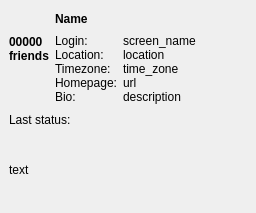
Old version of the form qtwitter-app/ui/userinfo.ui in the repository ayoy/qtwitter.
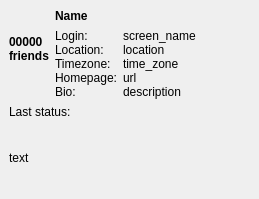
New version of the form. Icons and pictures are not drawn.

Patch:
```diff
--- a/qtwitter-app/ui/userinfo.ui
+++ b/qtwitter-app/ui/userinfo.ui
@@ -6,8 +6,8 @@
    <rect>
     <x>0</x>
     <y>0</y>
-    <width>256</width>
-    <height>213</height>
+    <width>259</width>
+    <height>199</height>
    </rect>
   </property>
   <property name="styleSheet">
@@ -32,11 +32,8 @@
       <enum>QFrame::Plain</enum>
      </property>
      <layout class="QVBoxLayout" name="verticalLayout_5">
-      <property name="spacing">
-       <number>-1</number>
-      </property>
       <item>
-       <layout class="QHBoxLayout" name="horizontalLayout_2" stretch="1,10">
+       <layout class="QHBoxLayout" name="horizontalLayout_3" stretch="1,10">
         <item>
          <layout class="QVBoxLayout" name="verticalLayout_3">
           <item>
@@ -94,6 +91,24 @@
            </layout>
           </item>
           <item>
+           <layout class="QHBoxLayout" name="horizontalLayout_2">
+            <property name="spacing">
+             <number>0</number>
+            </property>
+            <item>
+             <spacer name="horizontalSpacer_5">
+              <property name="orientation">
+               <enum>Qt::Horizontal</enum>
+              </property>
+              <property name="sizeHint" stdset="0">
+               <size>
+                <width>0</width>
+                <height>20</height>
+               </size>
+              </property>
+             </spacer>
+            </item>
+            <item>
            <layout class="QVBoxLayout" name="verticalLayout">
             <property name="spacing">
              <number>0</number>
@@ -127,6 +142,21 @@
            </layout>
           </item>
           <item>
+             <spacer name="horizontalSpacer_4">
+              <property name="orientation">
+               <enum>Qt::Horizontal</enum>
+              </property>
+              <property name="sizeHint" stdset="0">
+               <size>
+                <width>0</width>
+                <height>20</height>
+               </size>
+              </property>
+             </spacer>
+            </item>
+           </layout>
+          </item>
+          <item>
            <spacer name="verticalSpacer">
             <property name="orientation">
              <enum>Qt::Vertical</enum>
@@ -137,7 +167,7 @@
             <property name="sizeHint" stdset="0">
              <size>
               <width>20</width>
-              <height>0</height>
+              <height>13</height>
              </size>
             </property>
            </spacer>
@@ -264,23 +294,7 @@
           </property>
          </widget>
         </item>
-        <item row="0" column="1">
-         <spacer name="horizontalSpacer_3">
-          <property name="orientation">
-           <enum>Qt::Horizontal</enum>
-          </property>
-          <property name="sizeType">
-           <enum>QSizePolicy::Minimum</enum>
-          </property>
-          <property name="sizeHint" stdset="0">
-           <size>
-            <width>40</width>
-            <height>20</height>
-           </size>
-          </property>
-         </spacer>
-        </item>
-        <item row="1" column="0" colspan="3">
+        <item row="1" column="0" colspan="2">
          <widget class="QLabel" name="text">
           <property name="sizePolicy">
            <sizepolicy hsizetype="Preferred" vsizetype="Expanding">
```
Left out of the diff: 16 changed lines with no effect on the pictures. Lines whose indentation alone changed are shown as unchanged.
